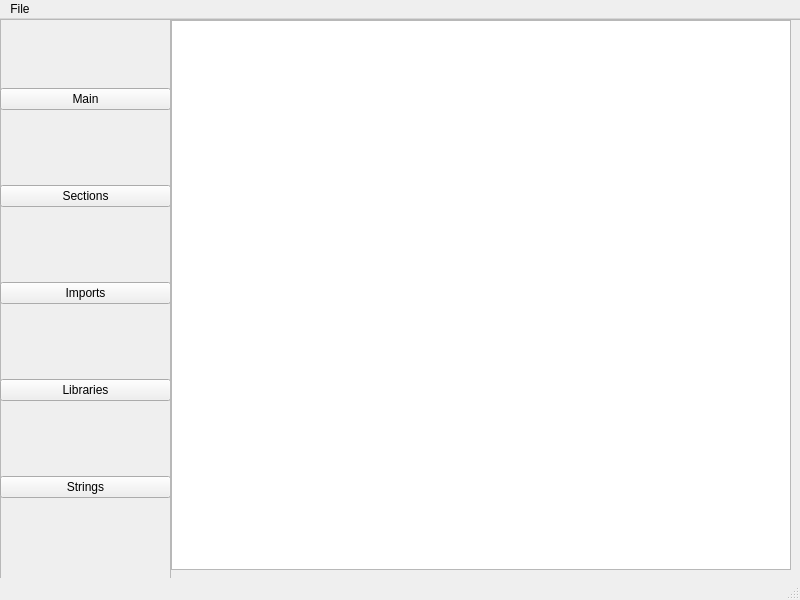
This is framework.ui in Saltbourne/ELFStudio as Qt 5 draws it before an edit. The edited form follows.
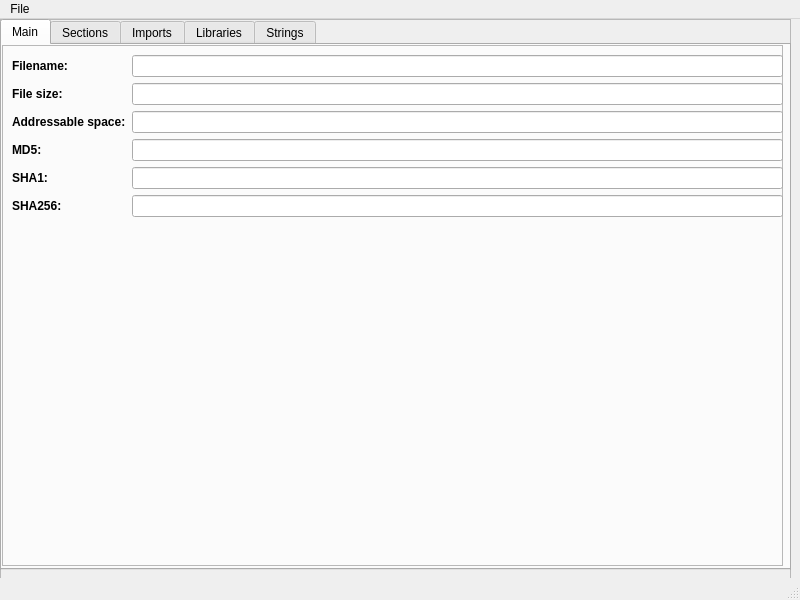
This is the edited form. The open tabs and pages were chosen to show the change.

Commit message: teensy gui improvements & hash fix

```diff
--- a/framework.ui
+++ b/framework.ui
@@ -19,7 +19,7 @@
      <rect>
       <x>0</x>
       <y>0</y>
-      <width>171</width>
+      <width>791</width>
       <height>581</height>
      </rect>
     </property>
@@ -34,100 +34,217 @@
       <rect>
        <x>0</x>
        <y>0</y>
-       <width>171</width>
+       <width>791</width>
        <height>551</height>
       </rect>
      </property>
      <layout class="QVBoxLayout" name="verticalLayout">
       <item>
-       <widget class="QPushButton" name="mainButton">
-        <property name="text">
-         <string>Main</string>
+       <widget class="QTabWidget" name="tabWidget">
+        <property name="currentIndex">
+         <number>4</number>
         </property>
-       </widget>
-      </item>
-      <item>
-       <widget class="QPushButton" name="sectionButton">
-        <property name="text">
-         <string>Sections</string>
-        </property>
-       </widget>
-      </item>
-      <item>
-       <widget class="QPushButton" name="importButton">
-        <property name="text">
-         <string>Imports</string>
-        </property>
-       </widget>
-      </item>
-      <item>
-       <widget class="QPushButton" name="libraryButton">
-        <property name="text">
-         <string>Libraries</string>
-        </property>
-       </widget>
-      </item>
-      <item>
-       <widget class="QPushButton" name="stringsButton">
-        <property name="text">
-         <string>Strings</string>
-        </property>
-       </widget>
-      </item>
-     </layout>
-    </widget>
-   </widget>
-   <widget class="QFrame" name="stringFrame">
-    <property name="geometry">
-     <rect>
-      <x>170</x>
-      <y>0</y>
-      <width>631</width>
-      <height>581</height>
-     </rect>
-    </property>
-    <property name="frameShape">
-     <enum>QFrame::StyledPanel</enum>
-    </property>
-    <property name="frameShadow">
-     <enum>QFrame::Raised</enum>
-    </property>
-    <widget class="QWidget" name="verticalLayoutWidget_2">
-     <property name="geometry">
-      <rect>
-       <x>0</x>
-       <y>0</y>
-       <width>621</width>
-       <height>551</height>
-      </rect>
-     </property>
-     <layout class="QVBoxLayout" name="stringLayout">
-      <item>
-       <widget class="QScrollArea" name="stringScroll">
-        <property name="widgetResizable">
-         <bool>true</bool>
-        </property>
-        <widget class="QWidget" name="stringScrollContents">
-         <property name="geometry">
-          <rect>
-           <x>0</x>
-           <y>0</y>
-           <width>617</width>
-           <height>547</height>
-          </rect>
-         </property>
-         <widget class="QTextEdit" name="stringsBox">
+        <widget class="QWidget" name="mainTab">
+         <attribute name="title">
+          <string>Main</string>
+         </attribute>
+         <widget class="QFrame" name="mainFrame">
           <property name="geometry">
            <rect>
             <x>0</x>
             <y>0</y>
-            <width>621</width>
+            <width>781</width>
+            <height>521</height>
+           </rect>
+          </property>
+          <property name="frameShape">
+           <enum>QFrame::StyledPanel</enum>
+          </property>
+          <property name="frameShadow">
+           <enum>QFrame::Raised</enum>
+          </property>
+          <widget class="QWidget" name="verticalLayoutWidget_2">
+           <property name="geometry">
+            <rect>
+             <x>10</x>
+             <y>10</y>
+             <width>771</width>
+             <height>511</height>
+            </rect>
+           </property>
+           <layout class="QFormLayout" name="formLayout_2">
+            <item row="0" column="0">
+             <widget class="QLabel" name="label">
+              <property name="font">
+               <font>
+                <bold>true</bold>
+               </font>
+              </property>
+              <property name="text">
+               <string>Filename:</string>
+              </property>
+             </widget>
+            </item>
+            <item row="0" column="1">
+             <widget class="QLineEdit" name="lineEdit">
+              <property name="readOnly">
+               <bool>true</bool>
+              </property>
+             </widget>
+            </item>
+            <item row="1" column="0">
+             <widget class="QLabel" name="label_2">
+              <property name="font">
+               <font>
+                <bold>true</bold>
+               </font>
+              </property>
+              <property name="text">
+               <string>File size:</string>
+              </property>
+             </widget>
+            </item>
+            <item row="1" column="1">
+             <widget class="QLineEdit" name="lineEdit_2">
+              <property name="readOnly">
+               <bool>true</bool>
+              </property>
+             </widget>
+            </item>
+            <item row="2" column="0">
+             <widget class="QLabel" name="label_3">
+              <property name="font">
+               <font>
+                <bold>true</bold>
+               </font>
+              </property>
+              <property name="text">
+               <string>Addressable space:</string>
+              </property>
+             </widget>
+            </item>
+            <item row="2" column="1">
+             <widget class="QLineEdit" name="lineEdit_3">
+              <property name="readOnly">
+               <bool>true</bool>
+              </property>
+             </widget>
+            </item>
+            <item row="3" column="0">
+             <widget class="QLabel" name="label_4">
+              <property name="font">
+               <font>
+                <bold>true</bold>
+               </font>
+              </property>
+              <property name="text">
+               <string>MD5:</string>
+              </property>
+             </widget>
+            </item>
+            <item row="4" column="0">
+             <widget class="QLabel" name="label_5">
+              <property name="font">
+               <font>
+                <bold>true</bold>
+               </font>
+              </property>
+              <property name="text">
+               <string>SHA1: </string>
+              </property>
+             </widget>
+            </item>
+            <item row="5" column="0">
+             <widget class="QLabel" name="label_6">
+              <property name="font">
+               <font>
+                <bold>true</bold>
+               </font>
+              </property>
+              <property name="text">
+               <string>SHA256: </string>
+              </property>
+             </widget>
+            </item>
+            <item row="3" column="1">
+             <widget class="QLineEdit" name="lineEdit_4">
+              <property name="readOnly">
+               <bool>true</bool>
+              </property>
+             </widget>
+            </item>
+            <item row="4" column="1">
+             <widget class="QLineEdit" name="lineEdit_5">
+              <property name="readOnly">
+               <bool>true</bool>
+              </property>
+             </widget>
+            </item>
+            <item row="5" column="1">
+             <widget class="QLineEdit" name="lineEdit_6">
+              <property name="readOnly">
+               <bool>true</bool>
+              </property>
+             </widget>
+            </item>
+           </layout>
+          </widget>
+         </widget>
+        </widget>
+        <widget class="QWidget" name="sectionTab">
+         <attribute name="title">
+          <string>Sections</string>
+         </attribute>
+        </widget>
+        <widget class="QWidget" name="importTab">
+         <attribute name="title">
+          <string>Imports</string>
+         </attribute>
+        </widget>
+        <widget class="QWidget" name="libraryTab">
+         <attribute name="title">
+          <string>Libraries</string>
+         </attribute>
+        </widget>
+        <widget class="QWidget" name="stringTab">
+         <attribute name="title">
+          <string>Strings</string>
+         </attribute>
+         <widget class="QScrollArea" name="stringScroll">
+          <property name="geometry">
+           <rect>
+            <x>-180</x>
+            <y>-12</y>
+            <width>991</width>
             <height>551</height>
            </rect>
           </property>
-          <property name="readOnly">
+          <property name="widgetResizable">
            <bool>true</bool>
           </property>
+          <widget class="QWidget" name="stringScrollContents">
+           <property name="geometry">
+            <rect>
+             <x>0</x>
+             <y>0</y>
+             <width>989</width>
+             <height>549</height>
+            </rect>
+           </property>
+           <widget class="QTextEdit" name="stringsBox">
+            <property name="geometry">
+             <rect>
+              <x>180</x>
+              <y>10</y>
+              <width>781</width>
+              <height>521</height>
+             </rect>
+            </property>
+            <property name="readOnly">
+             <bool>true</bool>
+            </property>
+           </widget>
+          </widget>
          </widget>
         </widget>
        </widget>
```
The commit also changes 4 other files.
